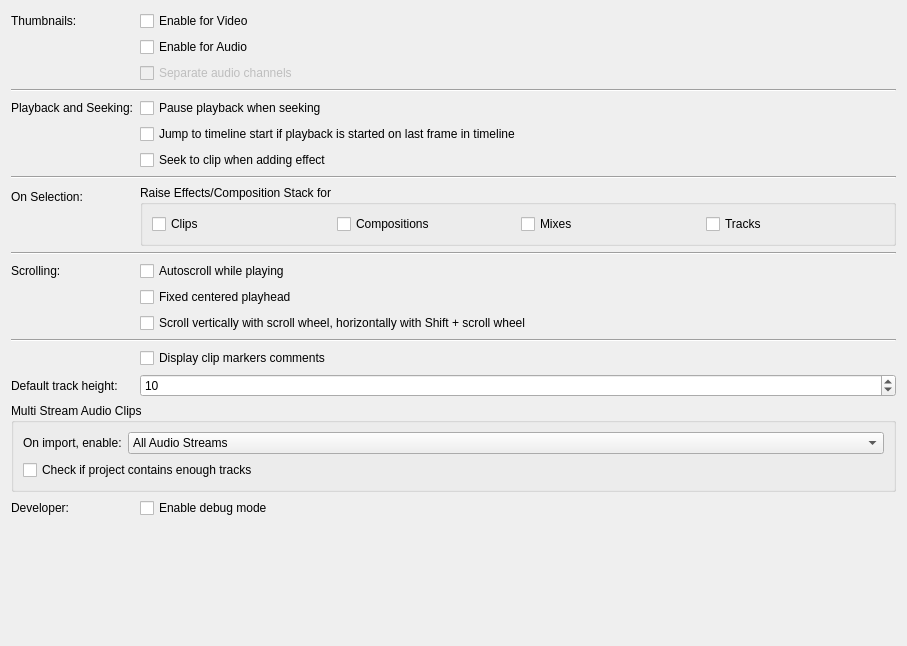
Old version of the form src/ui/configtimeline_ui.ui in the repository KDE/kdenlive.
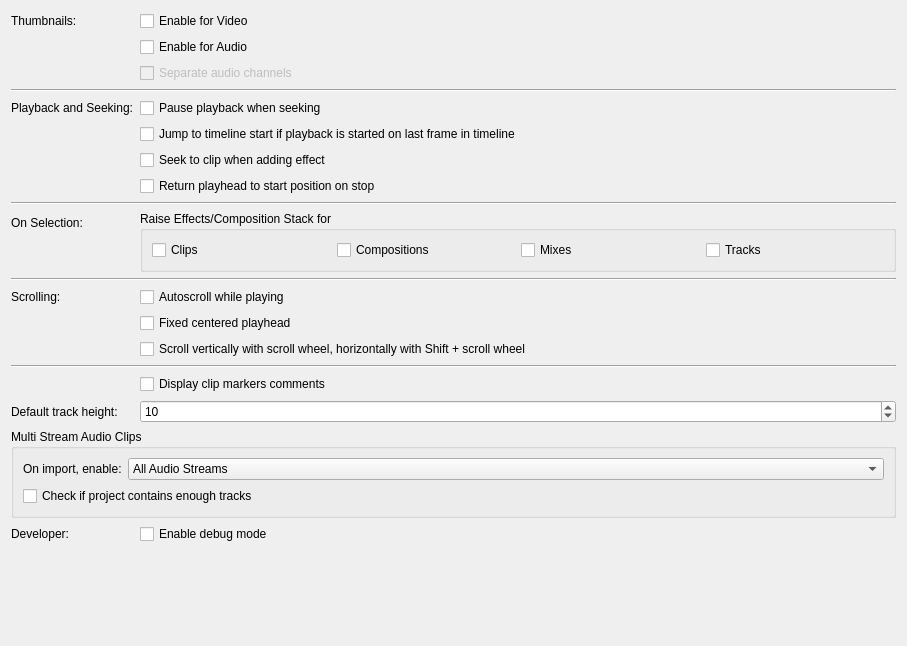
New version of the form.

Commit message: Add 'Return playhead to start position on stop' setting

What changed in the file:
```diff
--- a/src/ui/configtimeline_ui.ui
+++ b/src/ui/configtimeline_ui.ui
@@ -81,77 +81,84 @@
      </property>
     </widget>
    </item>
-   <item row="7" column="0" colspan="2">
+   <item row="7" column="1">
+    <widget class="QCheckBox" name="kcfg_rewindOnStop">
+     <property name="text">
+      <string>Return playhead to start position on stop</string>
+     </property>
+    </widget>
+   </item>
+   <item row="8" column="0" colspan="2">
     <widget class="Line" name="line_3">
      <property name="orientation">
       <enum>Qt::Orientation::Horizontal</enum>
      </property>
     </widget>
    </item>
-   <item row="8" column="0">
+   <item row="9" column="0">
     <widget class="QLabel" name="label_7">
      <property name="text">
       <string>On Selection:</string>
      </property>
     </widget>
    </item>
-   <item row="9" column="0" colspan="2">
+   <item row="10" column="0" colspan="2">
     <widget class="Line" name="line_4">
      <property name="orientation">
       <enum>Qt::Orientation::Horizontal</enum>
      </property>
     </widget>
    </item>
-   <item row="10" column="0">
+   <item row="11" column="0">
     <widget class="QLabel" name="label_4">
      <property name="text">
       <string>Scrolling:</string>
      </property>
     </widget>
    </item>
-   <item row="10" column="1">
+   <item row="11" column="1">
     <widget class="QCheckBox" name="kcfg_autoscroll">
      <property name="text">
       <string>Autoscroll while playing</string>
      </property>
     </widget>
    </item>
-   <item row="11" column="1">
+   <item row="12" column="1">
     <widget class="QCheckBox" name="kcfg_centeredplayhead">
      <property name="text">
       <string>Fixed centered playhead</string>
      </property>
     </widget>
    </item>
-   <item row="12" column="1">
+   <item row="13" column="1">
     <widget class="QCheckBox" name="kcfg_scrollvertically">
      <property name="text">
       <string>Scroll vertically with scroll wheel, horizontally with Shift + scroll wheel</string>
      </property>
     </widget>
    </item>
-   <item row="13" column="0" colspan="2">
+   <item row="14" column="0" colspan="2">
     <widget class="Line" name="line">
      <property name="orientation">
       <enum>Qt::Orientation::Horizontal</enum>
      </property>
     </widget>
    </item>
-   <item row="16" column="1">
+   <item row="17" column="1">
     <widget class="QCheckBox" name="kcfg_showmarkers">
      <property name="text">
       <string>Display clip markers comments</string>
      </property>
     </widget>
    </item>
-   <item row="17" column="0">
+   <item row="18" column="0">
     <widget class="QLabel" name="label">
      <property name="text">
       <string>Default track height:</string>
      </property>
     </widget>
    </item>
-   <item row="17" column="1">
+   <item row="18" column="1">
     <widget class="QSpinBox" name="kcfg_trackheight">
      <property name="minimum">
       <number>0</number>
@@ -164,7 +171,7 @@
      </property>
     </widget>
    </item>
-   <item row="19" column="0" colspan="2">
+   <item row="20" column="0" colspan="2">
     <widget class="QGroupBox" name="groupBox_3">
      <property name="title">
       <string>Multi Stream Audio Clips</string>
@@ -212,21 +219,21 @@
      </layout>
     </widget>
    </item>
-   <item row="20" column="0">
+   <item row="21" column="0">
     <widget class="QLabel" name="label_6">
      <property name="text">
       <string>Developer:</string>
      </property>
     </widget>
    </item>
-   <item row="20" column="1">
+   <item row="21" column="1">
     <widget class="QCheckBox" name="kcfg_uiDebugMode">
      <property name="text">
       <string>Enable debug mode</string>
      </property>
     </widget>
    </item>
-   <item row="21" column="0">
+   <item row="22" column="0">
     <spacer name="verticalSpacer">
      <property name="orientation">
       <enum>Qt::Orientation::Vertical</enum>
@@ -239,7 +246,7 @@
      </property>
     </spacer>
    </item>
-   <item row="8" column="1">
+   <item row="9" column="1">
     <widget class="QGroupBox" name="groupBox_2">
      <property name="title">
       <string>Raise Effects/Composition Stack for</string>
```
The commit also changes 4 other files.
